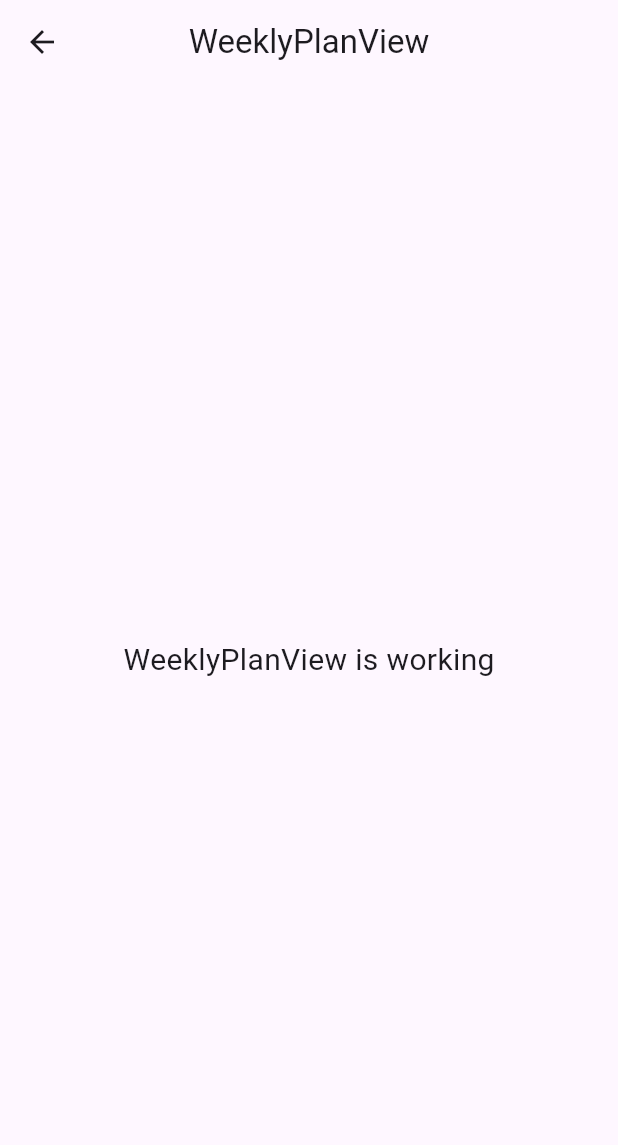
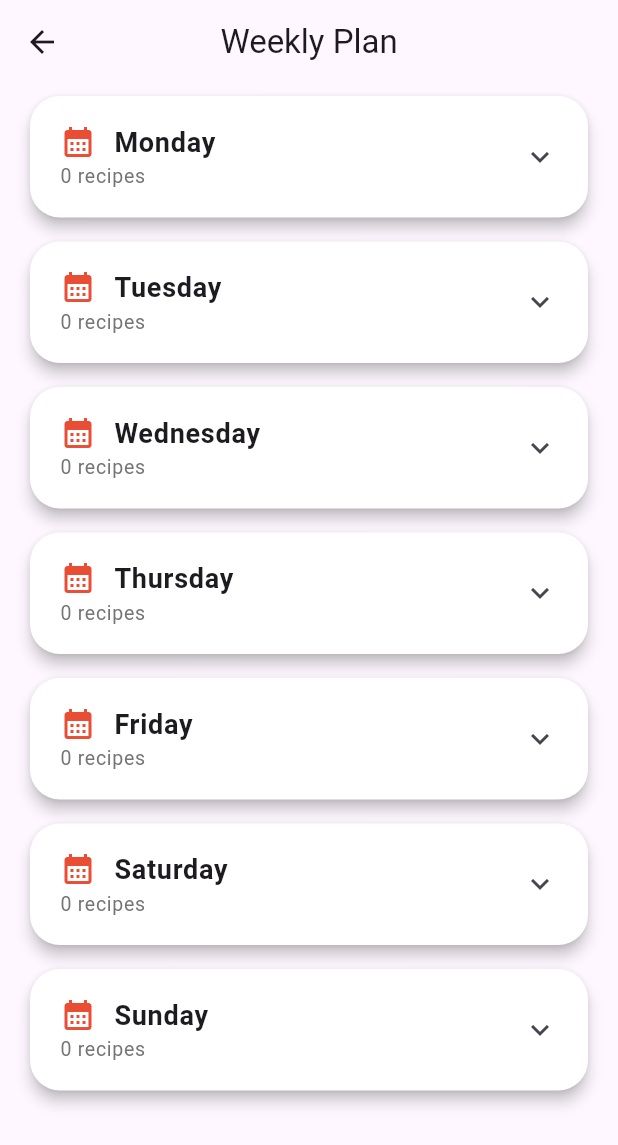
Before and after one commit to SaiKyawTun24/wave-money-code-test, a Flutter app: the WeeklyPlanView screen opened by its route, on a phone screen of 412 x 824 dp. Shown: the top 1145 px of the screen. Run offline on Flutter 3.47's test engine with Material 3 defaults, Android fonts, the phone set to English and light mode, and no system bars; our stand-ins replace cached_network_image, connectivity_plus, dio, flutter_dotenv, flutter_easyloading, flutter_html and 5 more; accounts and stored records are empty; generated files the repository leaves out were written again.

Commit message:
weekly plan

```diff
--- a/lib/app/data/local_storage/storage_constant.dart
+++ b/lib/app/data/local_storage/storage_constant.dart
@@ -1,3 +1,4 @@
 const String recipesBox = "recipes";
 const String recipesTimestampKey = 'recipes_last_fetched';
 const String favoritesBox = 'favorites_box';
+const String mealPlanBoxName = 'meal_plan_box';
--- /dev/null
+++ b/lib/app/data/model/meal_plan.dart
@@ -0,0 +1,25 @@
+import 'package:hive/hive.dart';
+import 'package:json_annotation/json_annotation.dart';
+import 'package:wave_money_code_test/app/data/model/recipes.dart';
+
+part 'meal_plan.g.dart';
+
+@HiveType(typeId: 8)
+@JsonSerializable()
+class WeeklyMealPlan {
+  @HiveField(0)
+  final String day;
+
+  @HiveField(1)
+  final Recipe recipe;
+
+
+  WeeklyMealPlan({
+    required this.day,
+    required this.recipe,
+  });
+
+  factory WeeklyMealPlan.fromJson(Map<String, dynamic> json) => _$WeeklyMealPlanFromJson(json);
+
+  Map<String, dynamic> toJson() => _$WeeklyMealPlanToJson(this);
+}
--- a/lib/app/modules/favorite/bindings/favorite_binding.dart
+++ b/lib/app/modules/favorite/bindings/favorite_binding.dart
@@ -5,8 +5,8 @@ import '../controllers/favorite_controller.dart';
 class FavoriteBinding extends Bindings {
   @override
   void dependencies() {
-    // Get.lazyPut<FavoriteController>(
-    //   () => FavoriteController(),
-    // );
+    Get.lazyPut<FavoriteController>(
+      () => FavoriteController(),
+    );
   }
 }
--- a/lib/app/modules/favorite/controllers/favorite_controller.dart
+++ b/lib/app/modules/favorite/controllers/favorite_controller.dart
@@ -1,5 +1,6 @@
 import 'package:flutter/material.dart';
 import 'package:get/get.dart';
+import 'package:wave_money_code_test/app/modules/home/controllers/home_controller.dart';
 import 'package:wave_money_code_test/base/base_controller.dart';
 
 import '../../../data/model/recipes.dart';
@@ -19,6 +20,7 @@ class FavoriteController extends BaseController {
     super.onInit();
   }
 
+
   Future<void> loadFavorites() async {
     try {
       final favorites = await getFavorites();
@@ -33,5 +35,6 @@ class FavoriteController extends BaseController {
   isFavorite(Recipe recipe) async {
     await toggleFavorite(recipe);
     await loadFavorites();
+    Get.find<HomeController>().loadFromCache(showError: false);
   }
 }
--- a/lib/app/modules/home/bindings/home_binding.dart
+++ b/lib/app/modules/home/bindings/home_binding.dart
@@ -5,8 +5,8 @@ import '../controllers/home_controller.dart';
 class HomeBinding extends Bindings {
   @override
   void dependencies() {
-    // Get.lazyPut<HomeController>(
-    //   () => HomeController(),
-    // );
+    Get.lazyPut<HomeController>(
+      () => HomeController(),
+    );
   }
 }
--- a/lib/app/modules/recipe_detail/controllers/recipe_detail_controller.dart
+++ b/lib/app/modules/recipe_detail/controllers/recipe_detail_controller.dart
@@ -4,6 +4,7 @@ import 'package:wave_money_code_test/base/base_controller.dart';
 
 class RecipeDetailController extends BaseController {
   late Recipe recipe;
+  var isFavoriteStatus = false.obs;
 
   @override
   void onInit() {
@@ -11,7 +12,4 @@ class RecipeDetailController extends BaseController {
     super.onInit();
   }
 
-  isFavorite(Recipe recipe) async {
-    await toggleFavorite(recipe);
-  }
 }
--- a/lib/app/modules/weekly_plan/controllers/weekly_plan_controller.dart
+++ b/lib/app/modules/weekly_plan/controllers/weekly_plan_controller.dart
@@ -1,23 +1,117 @@
+import 'package:flutter/material.dart';
 import 'package:get/get.dart';
+import 'package:wave_money_code_test/base/base_controller.dart';
+import '../../../data/local_storage/storage_constant.dart';
+import '../../../data/model/meal_plan.dart';
+import '../../../data/model/recipes.dart';
 
-class WeeklyPlanController extends GetxController {
-  //TODO: Implement WeeklyPlanController
+class WeeklyPlanController extends BaseController {
+  final _favoriteResult = <Recipe>[].obs;
 
-  final count = 0.obs;
+  List<Recipe>? get favoriteResult => _favoriteResult.toList();
+
+  setFavoriteResult(value) {
+    _favoriteResult.value = value;
+  }
+
+  final _weeklyPlan = <WeeklyMealPlan>[].obs;
+
+  List<WeeklyMealPlan>? get weeklyPlan => _weeklyPlan.toList();
+
+  setWeeklyPlan(value) {
+    _weeklyPlan.value = value;
+  }
+
+  final _errorMessage = ''.obs;
+
+  String get errorMessage => _errorMessage.value;
+
+  var isExpanded = false.obs;
+
+  final List<String> days = const [
+    'Monday',
+    'Tuesday',
+    'Wednesday',
+    'Thursday',
+    'Friday',
+    'Saturday',
+    'Sunday',
+  ];
+
   @override
   void onInit() {
+    loadFavorites();
+    fetchWeeklyPlan();
     super.onInit();
   }
 
-  @override
-  void onReady() {
-    super.onReady();
+  Future<void> loadFavorites() async {
+    try {
+      final favorites = await getFavorites();
+      setFavoriteResult(favorites);
+      update();
+      debugPrint('Successfully loaded ${favorites.length} favorite recipes.');
+    } catch (e) {
+      _errorMessage.value = 'Failed to load favorite recipes.';
+      debugPrint('Error loading favorites: $e');
+    }
   }
 
-  @override
-  void onClose() {
-    super.onClose();
+  Future<void> fetchWeeklyPlan() async {
+    try {
+      final result = await storageManager.getAllHiveObjects<WeeklyMealPlan>(mealPlanBoxName);
+      setWeeklyPlan(result);
+    } catch (e) {
+      _errorMessage.value = 'Failed to load weekly plan.';
+      debugPrint('Error fetching weekly plan: $e');
+    }
   }
 
-  void increment() => count.value++;
+  String generateKey(String day, Recipe recipe) {
+    return '${day.toLowerCase()}_${recipe.id}';
+  }
+
+  // Add a meal to a day
+  Future<void> addMealToPlan(String day, Recipe recipe) async {
+    final key = generateKey(day, recipe);
+    final mealPlan = WeeklyMealPlan(day: day, recipe: recipe);
+    await storageManager.setHiveObject<WeeklyMealPlan>(mealPlanBoxName, key, mealPlan);
+    await fetchWeeklyPlan();
+    Get.back();
+  }
+
+  // Remove a specific meal from a day
+  Future<void> removeMealFromPlan(String day, Recipe recipe) async {
+    final key = generateKey(day, recipe);
+    await storageManager.remove(mealPlanBoxName, key);
+    await fetchWeeklyPlan();
+  }
+
+  // Remove all meals for a specific day
+  Future<void> removeMealsFromDay(String day) async {
+    final allMeals = await storageManager.getAllHiveObjects<WeeklyMealPlan>(mealPlanBoxName);
+    for (var meal in allMeals) {
+      if (meal.day == day) {
+        final key = generateKey(day, meal.recipe);
+        await storageManager.remove(mealPlanBoxName, key);
+      }
+    }
+    await fetchWeeklyPlan();
+  }
+
+  // Clear all meal plans
+  Future<void> clearAllWeeklyPlan() async {
+    await storageManager.clear(mealPlanBoxName);
+    await fetchWeeklyPlan();
+  }
+
+  // Check if a day has any meals
+  bool hasMeals(String day) {
+    return _weeklyPlan.any((meal) => meal.day == day);
+  }
+
+  // Get meals for a specific day
+  List<WeeklyMealPlan> getMealsForDay(String day) {
+    return _weeklyPlan.where((meal) => meal.day == day).toList();
+  }
 }
--- a/lib/app/modules/weekly_plan/views/weekly_plan_view.dart
+++ b/lib/app/modules/weekly_plan/views/weekly_plan_view.dart
@@ -1,24 +1,105 @@
 import 'package:flutter/material.dart';
 
 import 'package:get/get.dart';
+import 'package:wave_money_code_test/const/style/style.dart';
+import 'package:wave_money_code_test/const/widget/image_widget.dart';
 
+import '../../../../const/widget/day_expansion_tile.dart';
 import '../controllers/weekly_plan_controller.dart';
 
-class WeeklyPlanView extends GetView<WeeklyPlanController> {
+class WeeklyPlanView extends StatelessWidget {
   const WeeklyPlanView({super.key});
+
+  WeeklyPlanController get controller => Get.find<WeeklyPlanController>();
+
+  void _confirmClearPlan() {
+    Get.defaultDialog(
+      title: "Clear Weekly Plan",
+      contentPadding: EdgeInsets.symmetric(horizontal: 16),
+      content: Text(
+        "Are you sure you want to remove all recipes from your weekly plan? This action cannot be undone.",
+        style: subtitleTextStyle,
+      ),
+      actions: [
+        TextButton(onPressed: () => Get.back(), child: const Text("Cancel")),
+        ElevatedButton(
+          style: ElevatedButton.styleFrom(backgroundColor: Colors.red),
+          onPressed: () {
+            controller.clearAllWeeklyPlan();
+            Get.back();
+          },
+          child: const Text("Clear All", style: TextStyle(color: Colors.white)),
+        ),
+      ],
+    );
+  }
+
   @override
   Widget build(BuildContext context) {
-    return Scaffold(
-      appBar: AppBar(
-        title: const Text('WeeklyPlanView'),
-        centerTitle: true,
-      ),
-      body: const Center(
-        child: Text(
-          'WeeklyPlanView is working',
-          style: TextStyle(fontSize: 20),
+    return SafeArea(
+      child: Obx(() {
+        return Scaffold(
+          appBar: AppBar(
+            title: const Text("Weekly Plan"),
+            centerTitle: true,
+            actions: [
+              if (controller.weeklyPlan!.isNotEmpty &&
+                  !controller.isLoading.value)
+                TextButton.icon(
+                  onPressed: _confirmClearPlan,
+                  icon: const Icon(Icons.delete_sweep, color: Colors.red),
+                  label: const Text('Clear All',
+                      style: TextStyle(color: Colors.red)),
+                ),
+            ],
+          ),
+          body: _buildBody(context),
+        );
+      }),
+    );
+  }
+
+  Widget _buildBody(BuildContext context) {
+    if (controller.isLoading.value)
+      return const Center(child: CircularProgressIndicator());
+
+    if (controller.errorMessage.isNotEmpty) {
+      return Center(
+        child: Padding(
+          padding: const EdgeInsets.all(24.0),
+          child: Column(
+            mainAxisAlignment: MainAxisAlignment.center,
+            children: [
+              const Icon(Icons.error_outline, color: Colors.red, size: 48),
+              const SizedBox(height: 16),
+              Text(
+                'Error: ${controller.errorMessage}',
+                textAlign: TextAlign.center,
+                style: const TextStyle(color: Colors.red, fontSize: 16),
+              ),
+              const SizedBox(height: 16),
+              ElevatedButton(
+                onPressed: controller.fetchWeeklyPlan,
+                child: const Text('Try Reloading Plan'),
+              ),
+            ],
+          ),
         ),
-      ),
+      );
+    }
+
+    return ListView.builder(
+      itemCount: controller.days.length,
+      itemBuilder: (context, index) {
+        final day = controller.days[index];
+        return Padding(
+          padding: const EdgeInsets.symmetric(horizontal: 16.0, vertical: 4.0),
+          child: DayExpansionTile(
+            day: day,
+            controller: controller,
+          ),
+        );
+      },
     );
   }
 }
--- /dev/null
+++ b/lib/const/widget/day_expansion_tile.dart
@@ -0,0 +1,172 @@
+import 'package:flutter/material.dart';
+import 'package:get/get.dart';
+import 'package:wave_money_code_test/const/style/style.dart';
+import 'package:wave_money_code_test/const/widget/image_widget.dart';
+import '../../app/modules/weekly_plan/controllers/weekly_plan_controller.dart';
+
+class DayExpansionTile extends StatelessWidget {
+  final String day;
+  final WeeklyPlanController controller;
+
+  const DayExpansionTile({
+    super.key,
+    required this.day,
+    required this.controller,
+  });
+
+  void _showRecipeSelectionDialog() {
+    final favorites = controller.favoriteResult;
+    if (favorites == null || favorites.isEmpty) {
+      Get.snackbar(
+        'No Favorites Found',
+        'Please save some recipes as favorites first.',
+        snackPosition: SnackPosition.BOTTOM,
+      );
+      return;
+    }
+    showDialog(
+      context: Get.context!,
+      builder: (ctx) {
+        return AlertDialog(
+          shape:
+              RoundedRectangleBorder(borderRadius: BorderRadius.circular(20)),
+          title: Text(
+            'Select Recipe for $day',
+            style: const TextStyle(fontSize: 18, fontWeight: FontWeight.bold),
+          ),
+          content: SizedBox(
+            width: double.maxFinite,
+            child: Column(
+              mainAxisSize: MainAxisSize.min,
+              children: [
+                SizedBox(
+                  height: Get.height * 0.6,
+                  child: ListView.builder(
+                    itemCount: favorites.length,
+                    itemBuilder: (ctx, index) {
+                      final recipe = favorites[index];
+                      return Card(
+                        child: ListTile(
+                          title: ImageWidget(image: recipe.image!),
+                          subtitle: Text(
+                            recipe.title!,
+                            style: titleTextStyle,
+                          ),
+                          onTap: () => controller.addMealToPlan(day, recipe),
+                        ),
+                      );
+                    },
+                  ),
+                ),
+              ],
+            ),
+          ),
+          actions: [
+            TextButton(
+              onPressed: () => Get.back(),
+              child: const Text('Cancel'),
+            ),
+          ],
+        );
+      },
+    );
+  }
+
+  @override
+  Widget build(BuildContext context) {
+    return Obx(() {
+      final mealsForDay = controller.getMealsForDay(day);
+      final hasPlan = mealsForDay.isNotEmpty;
+      final mealCount = mealsForDay.length;
+
+      return Card(
+        elevation: 4,
+        shape: RoundedRectangleBorder(borderRadius: BorderRadius.circular(20)),
+        color: Colors.white,
+        child: ExpansionTile(
+          initiallyExpanded: controller.isExpanded.value,
+          tilePadding: const EdgeInsets.symmetric(horizontal: 20, vertical: 8),
+          title: Column(
+            crossAxisAlignment: CrossAxisAlignment.start,
+            children: [
+              Row(
+                children: [
+                  const Icon(Icons.calendar_month, color: Color(0xFFE94D33)),
+                  const SizedBox(width: 12),
+                  Text(
+                    day,
+                    style: const TextStyle(
+                      fontWeight: FontWeight.bold,
+                      fontSize: 18,
+                    ),
+                  ),
+                ],
+              ),
+              Text(
+                '$mealCount recipe${mealCount != 1 ? 's' : ''}',
+                style: TextStyle(color: Colors.grey[600], fontSize: 13),
+              ),
+            ],
+          ),
+          children: [
+            if (hasPlan)
+              ConstrainedBox(
+                constraints: BoxConstraints(
+                  maxHeight: Get.height * 0.6,
+                ),
+                child: ListView.builder(
+                  shrinkWrap: true,
+                  itemCount: mealsForDay.length,
+                  itemBuilder: (ctx, index) {
+                    final meal = mealsForDay[index];
+                    final recipe = meal.recipe;
+                    return Card(
+                      child: ListTile(
+                        leading: SizedBox(
+                          width: 50,
+                          height: 50,
+                          child: ImageWidget(image: recipe.image!),
+                        ),
+                        title: Text(recipe.title!),
+                        trailing: IconButton(
+                          icon: const Icon(Icons.delete_outline,
+                              color: Colors.red),
+                          onPressed: () =>
+                              controller.removeMealFromPlan(day, recipe),
+                        ),
+                      ),
+                    );
+                  },
+                ),
+              ),
+            Padding(
+              padding: const EdgeInsets.all(16.0),
+              child: Row(
+                mainAxisAlignment: MainAxisAlignment.spaceBetween,
+                children: [
+                  TextButton.icon(
+                    icon: const Icon(Icons.add, color: Colors.green),
+                    label: Text(
+                      hasPlan ? 'Change Recipe' : 'Add Recipe',
+                      style: const TextStyle(color: Colors.green),
+                    ),
+                    onPressed: _showRecipeSelectionDialog,
+                  ),
+                  if (hasPlan)
+                    TextButton.icon(
+                      icon: const Icon(Icons.delete_outline, color: Colors.red),
+                      label: const Text(
+                        'Clear Day',
+                        style: TextStyle(color: Colors.red),
+                      ),
+                      onPressed: () => controller.removeMealsFromDay(day),
+                    ),
+                ],
+              ),
+            ),
+          ],
+        ),
+      );
+    });
+  }
+}
```
Also changed, not shown: lib/app/data/local_storage/storage_helper.dart (+8 -1 lines), lib/app/data/local_storage/storage_manager_impl.dart (+15 -0 lines), lib/app/data/repository/repository.dart (+8 -0 lines), lib/app/data/repository/repository_impl.dart (+70 -3 lines), lib/app/modules/home/controllers/home_controller.dart (+21 -12 lines), lib/app/modules/main/bindings/main_binding.dart (+5 -5 lines), lib/app/modules/recipe_detail/views/recipe_detail_view.dart (+5 -8 lines), lib/base/base_controller.dart (+9 -6 lines), lib/const/widget/image_widget.dart (+4 -6 lines), lib/app/data/model/meal_plan.g.dart (added), 1 other file.
